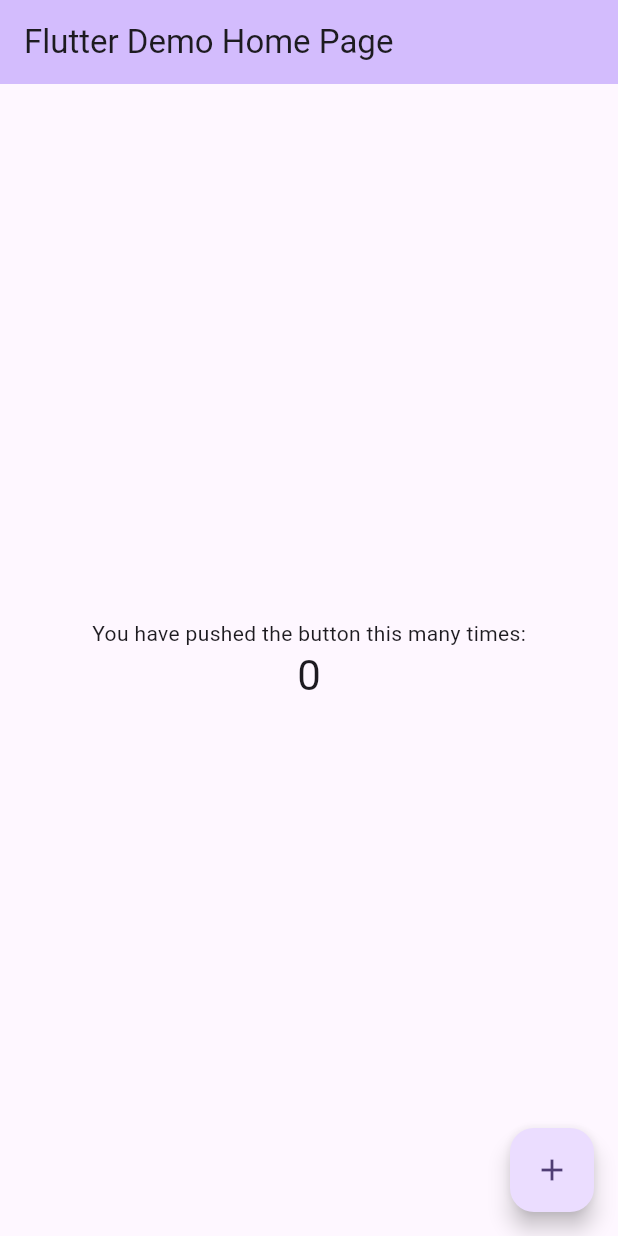
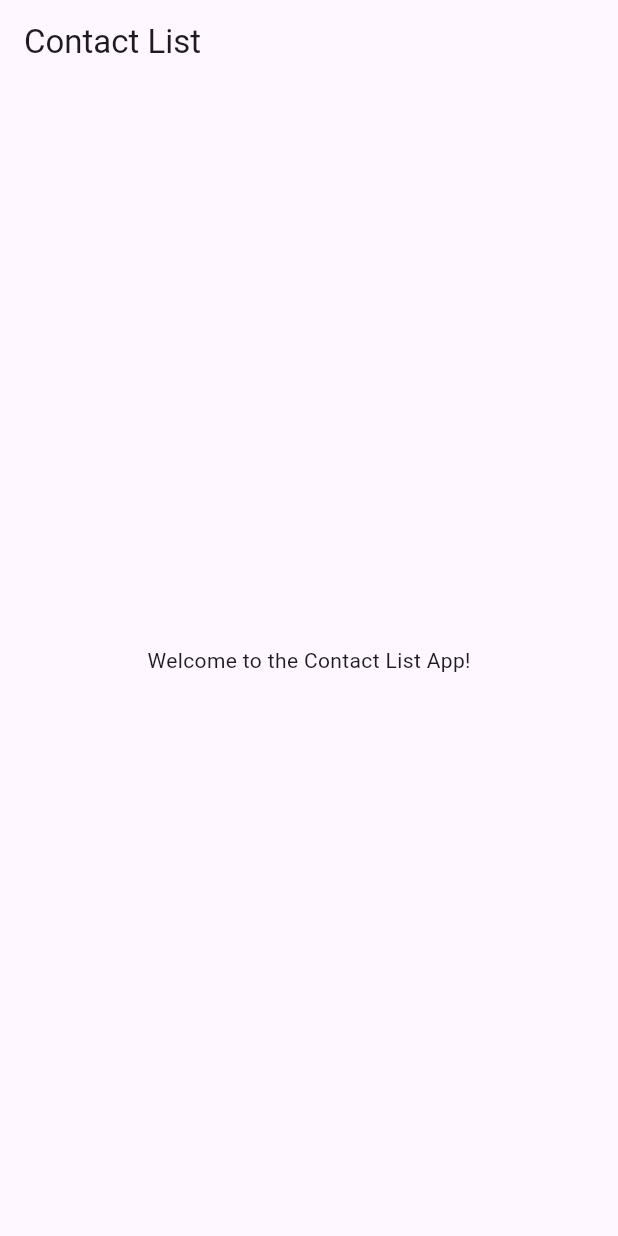
Before and after one commit to Yusuf-Harby/contact, a Flutter app: the screen it shows after launch, on a phone screen of 412 x 824 dp. Run offline on Flutter 3.47's test engine with Material 3 defaults, Android fonts, the phone set to English and light mode, and no system bars.

Commit message:
feat: Initialize project

```diff
--- a/lib/main.dart
+++ b/lib/main.dart
@@ -1,122 +1,20 @@
 import 'package:flutter/material.dart';
 
 void main() {
-  runApp(const MyApp());
+  runApp(ContactApp());
 }
 
-class MyApp extends StatelessWidget {
-  const MyApp({super.key});
+class ContactApp extends StatelessWidget {
+  const ContactApp({super.key});
 
-  // This widget is the root of your application.
   @override
   Widget build(BuildContext context) {
     return MaterialApp(
-      title: 'Flutter Demo',
-      theme: ThemeData(
-        // This is the theme of your application.
-        //
-        // TRY THIS: Try running your application with "flutter run". You'll see
-        // the application has a purple toolbar. Then, without quitting the app,
-        // try changing the seedColor in the colorScheme below to Colors.green
-        // and then invoke "hot reload" (save your changes or press the "hot
-        // reload" button in a Flutter-supported IDE, or press "r" if you used
-        // the command line to start the app).
-        //
-        // Notice that the counter didn't reset back to zero; the application
-        // state is not lost during the reload. To reset the state, use hot
-        // restart instead.
-        //
-        // This works for code too, not just values: Most code changes can be
-        // tested with just a hot reload.
-        colorScheme: ColorScheme.fromSeed(seedColor: Colors.deepPurple),
+      debugShowCheckedModeBanner: false,
+      home: Scaffold(
+        appBar: AppBar(title: Text('Contact List')),
+        body: Center(child: Text('Welcome to the Contact List App!')),
       ),
-      home: const MyHomePage(title: 'Flutter Demo Home Page'),
     );
   }
 }
-
-class MyHomePage extends StatefulWidget {
-  const MyHomePage({super.key, required this.title});
-
-  // This widget is the home page of your application. It is stateful, meaning
-  // that it has a State object (defined below) that contains fields that affect
-  // how it looks.
-
-  // This class is the configuration for the state. It holds the values (in this
-  // case the title) provided by the parent (in this case the App widget) and
-  // used by the build method of the State. Fields in a Widget subclass are
-  // always marked "final".
-
-  final String title;
-
-  @override
-  State<MyHomePage> createState() => _MyHomePageState();
-}
-
-class _MyHomePageState extends State<MyHomePage> {
-  int _counter = 0;
-
-  void _incrementCounter() {
-    setState(() {
-      // This call to setState tells the Flutter framework that something has
-      // changed in this State, which causes it to rerun the build method below
-      // so that the display can reflect the updated values. If we changed
-      // _counter without calling setState(), then the build method would not be
-      // called again, and so nothing would appear to happen.
-      _counter++;
-    });
-  }
-
-  @override
-  Widget build(BuildContext context) {
-    // This method is rerun every time setState is called, for instance as done
-    // by the _incrementCounter method above.
-    //
-    // The Flutter framework has been optimized to make rerunning build methods
-    // fast, so that you can just rebuild anything that needs updating rather
-    // than having to individually change instances of widgets.
-    return Scaffold(
-      appBar: AppBar(
-        // TRY THIS: Try changing the color here to a specific color (to
-        // Colors.amber, perhaps?) and trigger a hot reload to see the AppBar
-        // change color while the other colors stay the same.
-        backgroundColor: Theme.of(context).colorScheme.inversePrimary,
-        // Here we take the value from the MyHomePage object that was created by
-        // the App.build method, and use it to set our appbar title.
-        title: Text(widget.title),
-      ),
-      body: Center(
-        // Center is a layout widget. It takes a single child and positions it
-        // in the middle of the parent.
-        child: Column(
-          // Column is also a layout widget. It takes a list of children and
-          // arranges them vertically. By default, it sizes itself to fit its
-          // children horizontally, and tries to be as tall as its parent.
-          //
-          // Column has various properties to control how it sizes itself and
-          // how it positions its children. Here we use mainAxisAlignment to
-          // center the children vertically; the main axis here is the vertical
-          // axis because Columns are vertical (the cross axis would be
-          // horizontal).
-          //
-          // TRY THIS: Invoke "debug painting" (choose the "Toggle Debug Paint"
-          // action in the IDE, or press "p" in the console), to see the
-          // wireframe for each widget.
-          mainAxisAlignment: MainAxisAlignment.center,
-          children: <Widget>[
-            const Text('You have pushed the button this many times:'),
-            Text(
-              '$_counter',
-              style: Theme.of(context).textTheme.headlineMedium,
-            ),
-          ],
-        ),
-      ),
-      floatingActionButton: FloatingActionButton(
-        onPressed: _incrementCounter,
-        tooltip: 'Increment',
-        child: const Icon(Icons.add),
-      ), // This trailing comma makes auto-formatting nicer for build methods.
-    );
-  }
-}
```
Also changed, not shown: 1 other file.
